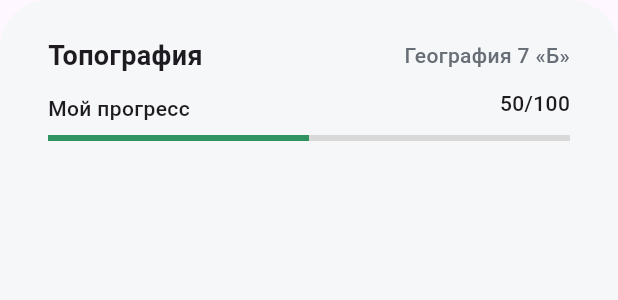
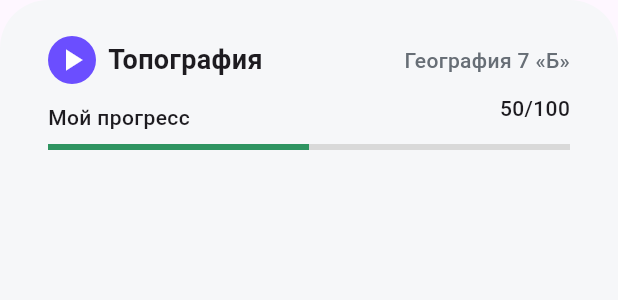
Before and after one commit to melanch0lic/geo-app, a Flutter app: the CurrentThemeCard widget shown alone on an empty page, opened directly, on a phone screen of 412 x 824 dp. Shown: the top 300 px of the screen. Run offline on Flutter 3.47's test engine with Material 2 defaults, Android fonts, the phone set to English and light mode, and no system bars; our stand-ins replace equatable, firebase_auth, firebase_core, fluro, flutter_bloc, flutter_markdown and 4 more; accounts and stored records are empty.

Commit message:
navigation fix

```diff
--- a/lib/config/routes/router.dart
+++ b/lib/config/routes/router.dart
@@ -1,5 +1,6 @@
 import 'package:fluro/fluro.dart';
 import 'package:geo_app/presentation/pages/class_detail_page/class_detail_page.dart';
+import 'package:geo_app/presentation/pages/topic_page/topic_page.dart';
 
 import '../../presentation/pages/empty_route_page/empty_route_page.dart';
 import '../../presentation/pages/home_page/home_page.dart';
@@ -15,6 +16,7 @@ class CustomRouter {
   static final Handler _loginHandler = Handler(handlerFunc: (context, parameters) => const LoginPage());
   static final Handler _classDetailHandler =
       Handler(handlerFunc: (context, parameters) => ClassDetailPage(id: int.parse(parameters['name']![0])));
+  static final Handler _topicDetailHandler = Handler(handlerFunc: (context, parameters) => const TopicPage());
 
   static void setupRouter() {
     router.define('/', handler: _emptyHandler, transitionType: TransitionType.fadeIn);
@@ -22,5 +24,6 @@ class CustomRouter {
     router.define('/tabs/home', handler: _homeHandler, transitionType: TransitionType.fadeIn);
     router.define('/login', handler: _loginHandler, transitionType: TransitionType.fadeIn);
     router.define('/tabs/class_detail/:name', handler: _classDetailHandler, transitionType: TransitionType.fadeIn);
+    router.define('/tabs/topic_detail/:id', handler: _topicDetailHandler, transitionType: TransitionType.fadeIn);
   }
 }
--- a/lib/presentation/pages/classes_page/classes_page.dart
+++ b/lib/presentation/pages/classes_page/classes_page.dart
@@ -44,7 +44,7 @@ class ClassesPage extends StatelessWidget {
                 GridView.builder(
                   itemCount: 6,
                   gridDelegate: const SliverGridDelegateWithFixedCrossAxisCount(
-                      crossAxisCount: 3, crossAxisSpacing: 32, mainAxisSpacing: 32, mainAxisExtent: 425),
+                      crossAxisCount: 3, crossAxisSpacing: 32, mainAxisSpacing: 32, mainAxisExtent: 430),
                   shrinkWrap: true,
                   physics: const ScrollPhysics(),
                   itemBuilder: (context, index) {
--- a/lib/presentation/pages/home_page/components/current_theme_card.dart
+++ b/lib/presentation/pages/home_page/components/current_theme_card.dart
@@ -21,7 +21,27 @@ class CurrentThemeCard extends StatelessWidget {
                   Column(
                     crossAxisAlignment: CrossAxisAlignment.start,
                     children: [
-                      Text(nameTopic, style: const TextStyle(fontSize: 18, fontWeight: FontWeight.w700)),
+                      Row(
+                        children: [
+                          InkWell(
+                            onTap: () {
+                              Navigator.of(context).pushNamed('/tabs/topic_detail/1');
+                            },
+                            child: Container(
+                              decoration: BoxDecoration(
+                                  color: const Color.fromRGBO(107, 78, 255, 1),
+                                  borderRadius: BorderRadius.circular(100)),
+                              width: 32,
+                              height: 32,
+                              child: const Icon(Icons.play_arrow, color: Colors.white),
+                            ),
+                          ),
+                          const SizedBox(
+                            width: 8,
+                          ),
+                          Text(nameTopic, style: const TextStyle(fontSize: 18, fontWeight: FontWeight.w700)),
+                        ],
+                      ),
                       const SizedBox(height: 12),
                       const Text('Мой прогресс', style: TextStyle(fontSize: 14, fontWeight: FontWeight.w500))
                     ],
--- a/lib/presentation/pages/home_page/components/last_topics_desktop.dart
+++ b/lib/presentation/pages/home_page/components/last_topics_desktop.dart
@@ -11,7 +11,7 @@ class LastTopicsDesktop extends StatelessWidget {
         flex: 2,
         child: Container(
             padding: const EdgeInsets.all(32),
-            height: 392,
+            height: 395,
             width: double.infinity,
             decoration: BoxDecoration(
               borderRadius: BorderRadius.circular(32),
--- a/lib/presentation/pages/tabs_page/components/side_menu.dart
+++ b/lib/presentation/pages/tabs_page/components/side_menu.dart
@@ -28,9 +28,8 @@ class SideMenu extends StatelessWidget {
                 style: TextStyle(color: Color.fromRGBO(26, 29, 31, 1), fontWeight: FontWeight.bold, fontSize: 24)),
             const Text('Ученик', style: TextStyle(color: Color.fromRGBO(107, 78, 255, 1), fontSize: 18)),
             const SizedBox(height: 32),
-            const DrawerListTile(title: 'Главная', index: 0, icon: Icon(Icons.home)),
+            const DrawerListTile(title: 'Дашборд', index: 0, icon: Icon(Icons.home)),
             const DrawerListTile(title: 'Мои классы', index: 1, icon: Icon(Icons.play_lesson)),
-            const DrawerListTile(title: 'Темы', index: 2, icon: Icon(Icons.topic)),
             const Spacer(),
             SizedBox(
               height: 40,
```
